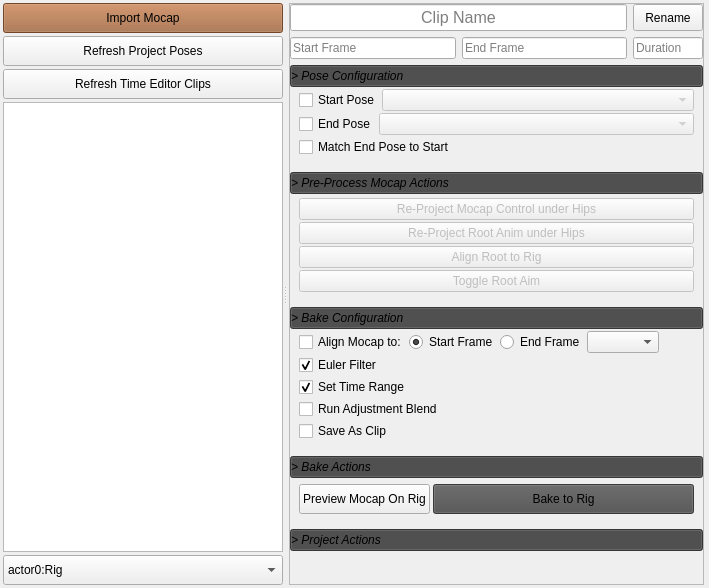
First picture: the form in mocap_clipper/ui/mocap_clipper_widget.ui, repository rBrenick/mocap-clipper, before the edit.
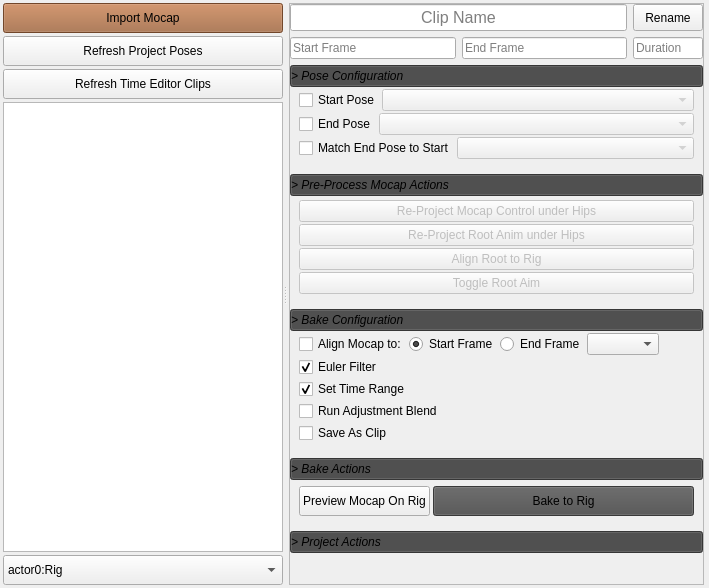
Second picture: the form after the edit. Custom widgets are drawn as their Qt base class.

Commit message: added end pose match method options

The edit to the form file:
```diff
--- a/mocap_clipper/ui/mocap_clipper_widget.ui
+++ b/mocap_clipper/ui/mocap_clipper_widget.ui
@@ -163,8 +163,8 @@
            <rect>
             <x>0</x>
             <y>0</y>
-            <width>381</width>
-            <height>605</height>
+            <width>390</width>
+            <height>610</height>
            </rect>
           </property>
           <layout class="QVBoxLayout" name="verticalLayout">
@@ -391,6 +391,8 @@
                  </layout>
                 </item>
                 <item>
+                 <layout class="QHBoxLayout" name="horizontalLayout_2">
+                  <item>
                  <widget class="QCheckBox" name="end_pose_same_CHK">
                   <property name="sizePolicy">
                    <sizepolicy hsizetype="Fixed" vsizetype="Minimum">
@@ -402,6 +404,15 @@
                    <string>Match End Pose to Start</string>
                   </property>
                  </widget>
+                  </item>
+                  <item>
+                   <widget class="QComboBox" name="end_pose_match_method_CB">
+                    <property name="enabled">
+                     <bool>false</bool>
+                    </property>
+                   </widget>
+                  </item>
+                 </layout>
                 </item>
                </layout>
               </widget>
```
Lines whose indentation alone changed are shown as unchanged. The commit also changes 6 other files.
